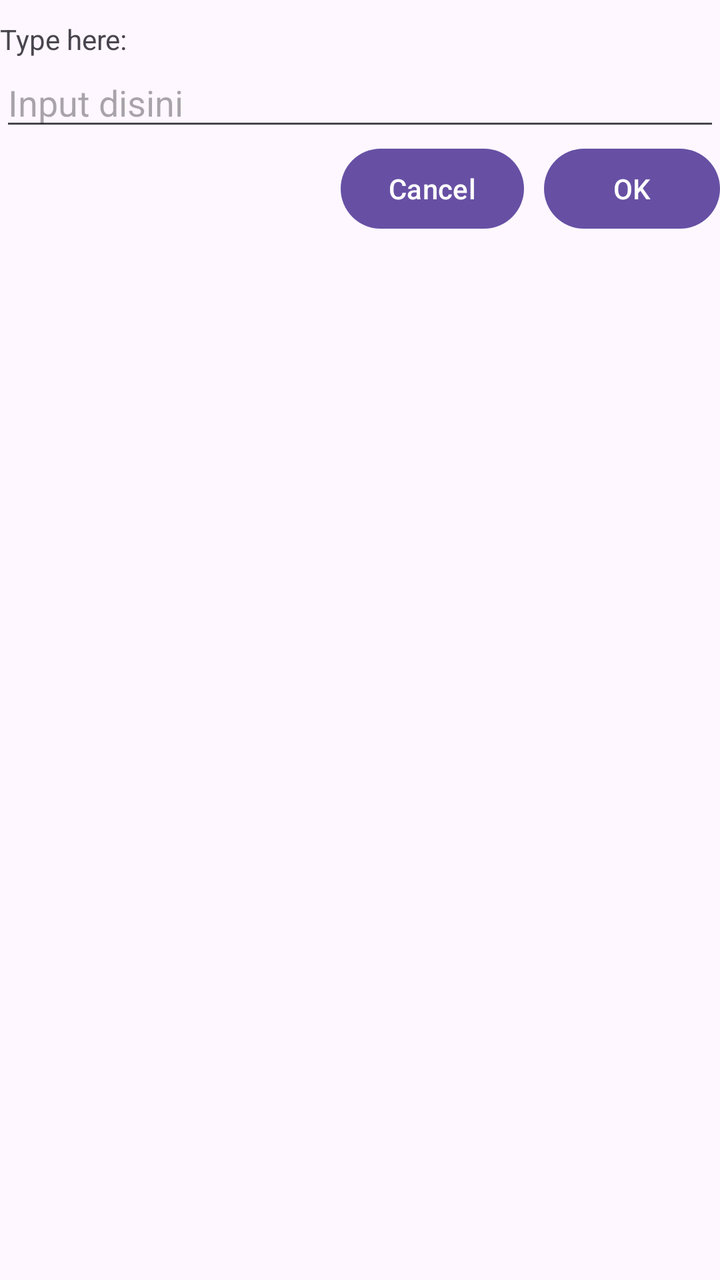
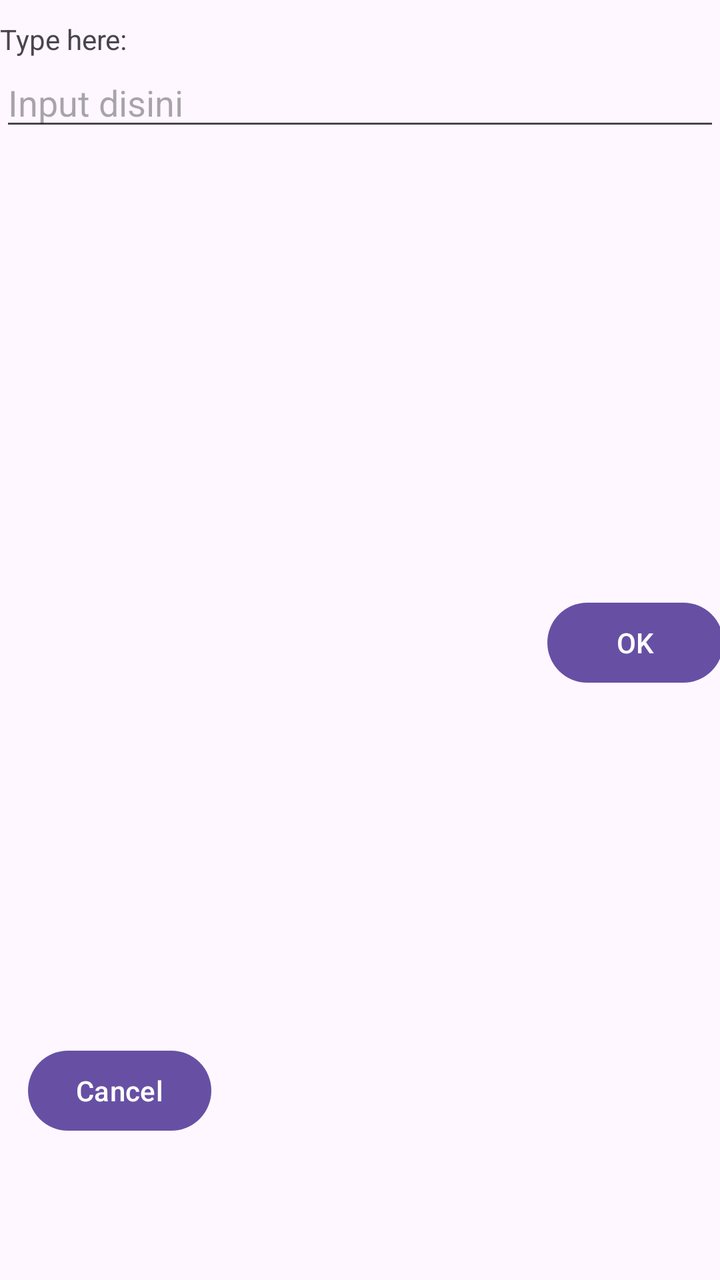

Before-and-after screenshots of an Android layout around one commit, followed by the original layout XML and the change that was made.
<!-- AndroidManifest.xml: application theme Theme.Ppbpraktik -->
<!-- res/layout/relative_layout.xml -->
<?xml version="1.0" encoding="utf-8"?>
<RelativeLayout xmlns:android="http://schemas.android.com/apk/res/android"
    android:layout_width="match_parent"
    android:layout_height="match_parent">

    <TextView
        android:layout_width="wrap_content"
        android:layout_height="wrap_content"
        android:text="Type here:"
        android:id="@+id/textview1"
        android:paddingTop="10dp"
        android:layout_alignParentTop="true"
        android:layout_alignParentLeft="true" />

    <EditText
        android:layout_width="match_parent"
        android:layout_height="wrap_content"
        android:hint="Input disini"
        android:inputType="text"
        android:id="@+id/entry"
        android:layout_below="@id/textview1" />

    <Button
        android:layout_width="wrap_content"
        android:layout_height="wrap_content"
        android:text="OK"
        android:layout_below="@id/entry"
        android:id="@+id/ok"
        android:layout_alignParentRight="true"
        android:layout_marginLeft="10dp" />

    <Button
        android:layout_width="wrap_content"
        android:layout_height="wrap_content"
        android:text="Cancel"
        android:layout_toLeftOf="@id/ok"
        android:layout_alignTop="@id/ok" />

</RelativeLayout>
<!-- resources referenced by this layout -->
<resources>
  <style name="Theme.Ppbpraktik" parent="Base.Theme.Ppbpraktik" />
  <style name="Base.Theme.Ppbpraktik" parent="Theme.Material3.DayNight.NoActionBar">
          
          
      </style>
</resources>

<!-- the commit's change to res/layout/relative_layout.xml (unified diff, before → after) -->
@@ -21,19 +21,23 @@
         android:layout_below="@id/textview1" />
 
     <Button
+        android:id="@+id/ok"
         android:layout_width="wrap_content"
         android:layout_height="wrap_content"
-        android:text="OK"
         android:layout_below="@id/entry"
-        android:id="@+id/ok"
         android:layout_alignParentRight="true"
-        android:layout_marginLeft="10dp" />
+        android:layout_marginLeft="10dp"
+        android:layout_marginTop="227dp"
+        android:layout_marginRight="-2dp"
+        android:text="OK" />
 
     <Button
         android:layout_width="wrap_content"
         android:layout_height="wrap_content"
-        android:text="Cancel"
+        android:layout_alignTop="@id/ok"
+        android:layout_marginTop="224dp"
+        android:layout_marginRight="158dp"
         android:layout_toLeftOf="@id/ok"
-        android:layout_alignTop="@id/ok" />
+        android:text="Cancel" />
 
 </RelativeLayout>
